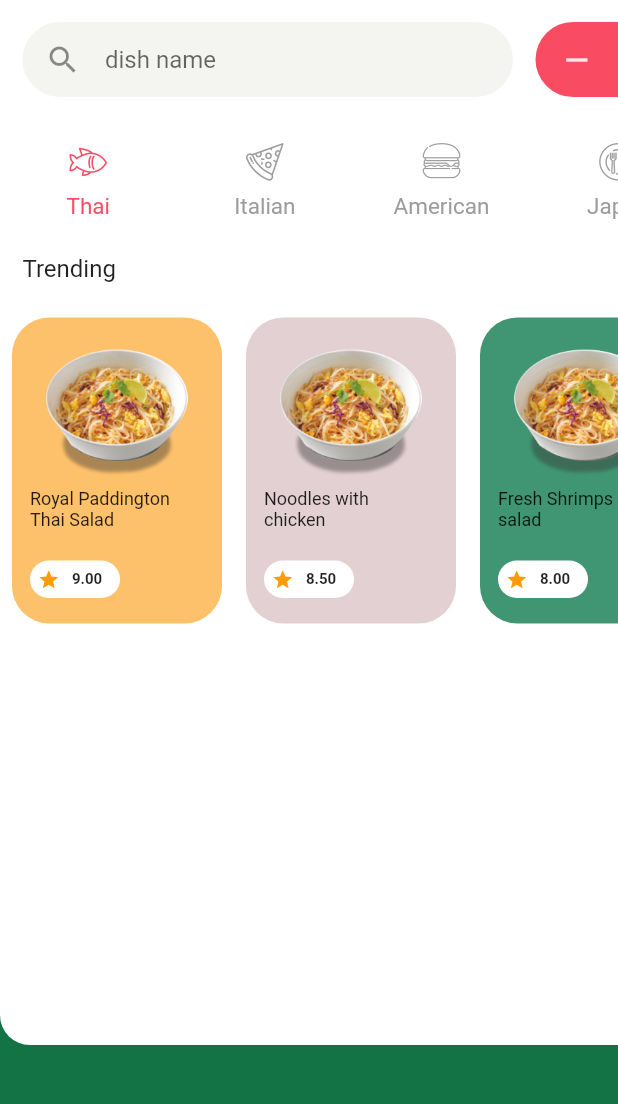
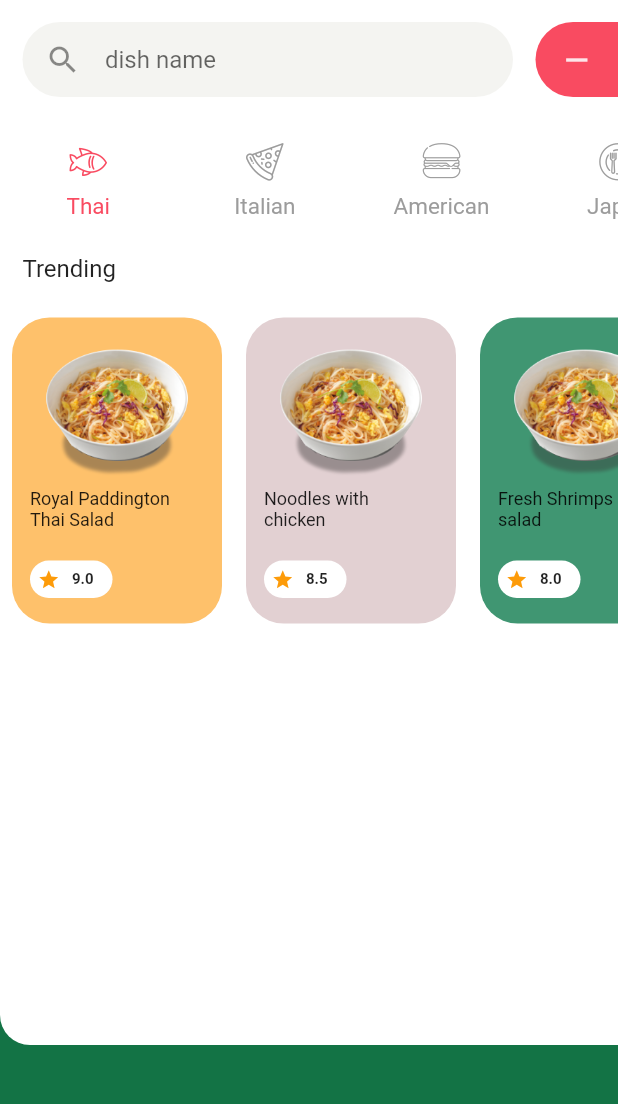
Before and after one commit to fmatuszewski/recipes, a Flutter app: the screen it shows after launch, on a phone screen of 412 x 824 dp, the part 116-1220 px from its top. Run offline on Flutter 3.47's test engine with Material 2 defaults, Android fonts, the phone set to English and light mode, and no system bars.

Commit message:
Change rating formatting

```diff
--- a/lib/pages/recipe_details.dart
+++ b/lib/pages/recipe_details.dart
@@ -127,7 +127,7 @@ class _RecipeDetailsWidgetState extends State<RecipeDetailsWidget> {
               mainAxisAlignment: MainAxisAlignment.spaceAround,
               children: <Widget>[
                 _buildInfo('${item?.info?.cookingTime??'??'} min', Icons.access_time),
-                _buildInfo('${item?.stars?.toStringAsFixed(2)??'??'} rate', Icons.star_border),
+                _buildInfo('${item?.stars?.toStringAsFixed(1)??'??'} rate', Icons.star_border),
                 _buildInfo('${item?.info?.kcal??'??'} kcal', Icons.whatshot)
               ],
             )
--- a/lib/pages/recipes.dart
+++ b/lib/pages/recipes.dart
@@ -261,7 +261,7 @@ class _RecipesWidgetState extends State<RecipesWidget> {
               ),
             ),
             Container(
-                width: 60,
+                width: 55,
                 margin: EdgeInsets.symmetric(vertical: 5),
                 padding: EdgeInsets.all(5),
                 decoration: BoxDecoration(
@@ -277,7 +277,7 @@ class _RecipesWidgetState extends State<RecipesWidget> {
                     Padding(
                       padding: const EdgeInsets.only(left: 8.0),
                       child: Text(
-                        item.stars.toStringAsFixed(2),
+                        item.stars.toStringAsFixed(1),
                         style: TextStyle(
                             fontSize: 10, fontWeight: FontWeight.w700),
                       ),
```
